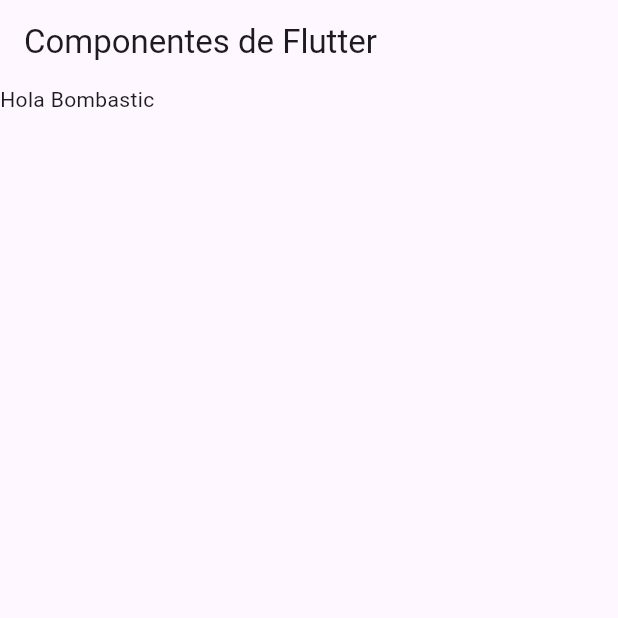
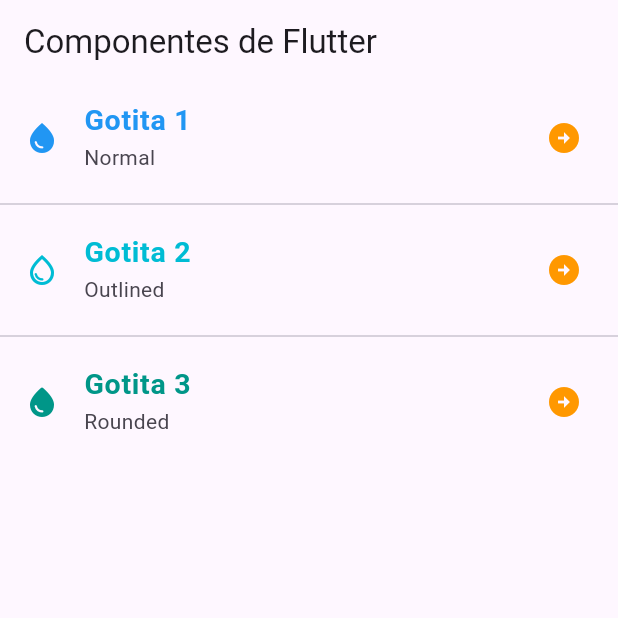
Before and after one commit to LiraU13/componentes_flutter, a Flutter app: the screen it shows after launch, on a phone screen of 412 x 824 dp, the top half of it. Run offline on Flutter 3.47's test engine with Material 3 defaults, Android fonts, the phone set to English and light mode, and no system bars.

Commit message:
Adding ListTile to the ListView

```diff
--- a/lib/home_screen.dart
+++ b/lib/home_screen.dart
@@ -11,7 +11,45 @@ class HomeScreen extends StatelessWidget {
       ),
       body: ListView(
         children: const [
-          Text('Hola Bombastic'),
+          ListTile(
+            leading: Icon(Icons.water_drop, color: Colors.blue),
+            title: Text(
+                    'Gotita 1',
+                    style: TextStyle(
+                      color: Colors.blue,
+                      fontWeight: FontWeight.bold,
+                      fontSize: 19,
+                    ),
+                    ),
+            subtitle: Text('Normal'),
+            trailing: Icon(Icons.arrow_circle_right, color: Colors.orange),
+          ),
+          Divider(), //Muestra una línea
+          ListTile(
+            leading: Icon(Icons.water_drop_outlined, color: Colors.cyan), // M,uestra un icono a la izquierda
+            title: Text(
+                    'Gotita 2',
+                    style: TextStyle(
+                      color: Colors.cyan,
+                      fontWeight: FontWeight.bold,
+                      fontSize: 19,
+                    ),),
+            subtitle: Text('Outlined'),
+            trailing: Icon(Icons.arrow_circle_right, color: Colors.orange),
+          ),
+          Divider(),
+          ListTile(
+            leading: Icon(Icons.water_drop_rounded, color: Colors.teal),
+            title: Text(
+                    'Gotita 3',
+                    style: TextStyle(
+                      color: Colors.teal,
+                      fontWeight: FontWeight.bold,
+                      fontSize: 19,
+                    ),),
+            subtitle: Text('Rounded'),
+            trailing: Icon(Icons.arrow_circle_right, color: Colors.orange),
+          ),
         ],
       ),
     );
```
